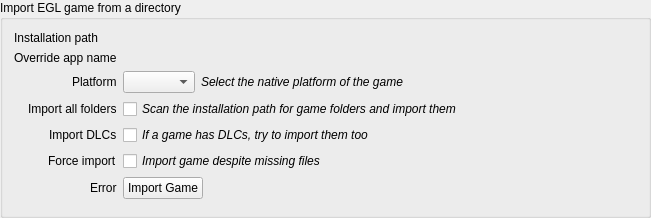
Above: rare/ui/components/tabs/games/integrations/import_group.ui from RareDevs/Rare before the change. Below: the same form after it.
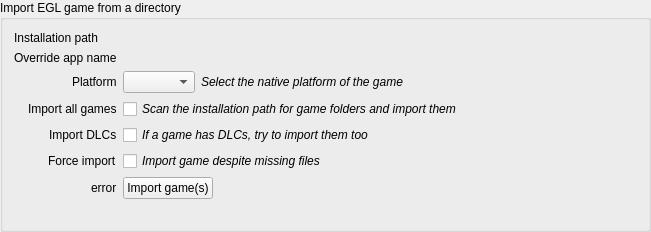
That is the form after the change.

Commit message: ImportGroup: Update some strings

Diff of the .ui file:
```diff
--- a/rare/ui/components/tabs/games/integrations/import_group.ui
+++ b/rare/ui/components/tabs/games/integrations/import_group.ui
@@ -7,7 +7,7 @@
     <x>0</x>
     <y>0</y>
     <width>651</width>
-    <height>218</height>
+    <height>232</height>
    </rect>
   </property>
   <property name="windowTitle">
@@ -40,7 +40,7 @@
    <item row="3" column="0">
     <widget class="QLabel" name="import_folder_label">
      <property name="text">
-      <string>Import all folders</string>
+      <string>Import all games</string>
      </property>
     </widget>
    </item>
@@ -97,7 +97,7 @@
    <item row="6" column="0">
     <widget class="QLabel" name="import_button_label">
      <property name="text">
-      <string notr="true">Error</string>
+      <string notr="true">error</string>
      </property>
     </widget>
    </item>
@@ -112,7 +112,7 @@
         </sizepolicy>
        </property>
        <property name="text">
-        <string>Import Game</string>
+        <string>Import game(s)</string>
        </property>
       </widget>
      </item>
```
The commit also changes 1 other file.
